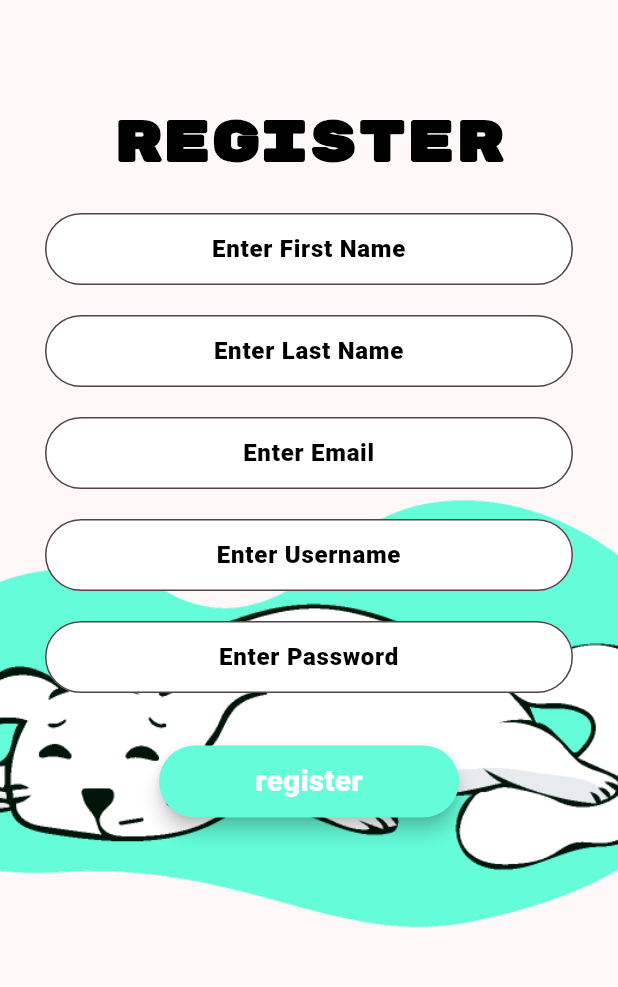
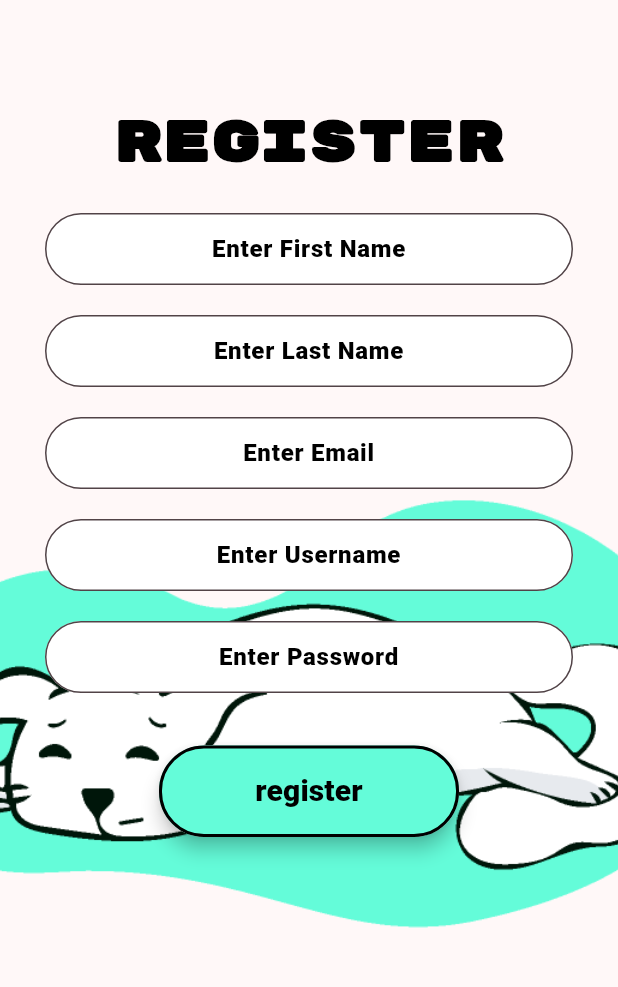
Before and after one commit to jphillips356/digital-ocean-app, a Flutter app: the register screen opened by its route, on a phone screen of 412 x 824 dp, the part 72-1059 px from its top. Run offline on Flutter 3.47's test engine with Material 3 defaults, Android fonts, the phone set to English and light mode, and no system bars; our stand-ins replace flutter_svg.

Commit message:
register

```diff
--- a/tracktion_mobile/lib/screens/register.dart
+++ b/tracktion_mobile/lib/screens/register.dart
@@ -466,19 +466,27 @@ class _registerPageState extends State<register> {
                   padding: const EdgeInsets.symmetric(vertical: 15.0),
                   child: Material(
                     elevation: 5.0,
-                    color: const Color.fromARGB(255, 100, 252, 217),
                     borderRadius: BorderRadius.circular(30.0),
-                    child: MaterialButton(
+                    child: OutlinedButton(
+                      style: OutlinedButton.styleFrom(
+                        padding: const EdgeInsets.symmetric(vertical: 16),
+                        minimumSize: const Size(200.0, 42.0),
+                        shape: RoundedRectangleBorder(
+                          borderRadius: BorderRadius.circular(30.0),
+                        ),
+                        backgroundColor:
+                            const Color.fromARGB(255, 100, 252, 217),
+                        side: const BorderSide(
+                            color: Colors.black, width: 2.0), // Black outline
+                      ),
                       onPressed:
                           _register, // Trigger the register function here
-                      minWidth: 200.0,
-                      height: 42.0,
                       child: const Text(
                         'register',
                         style: TextStyle(
                           fontFamily: 'Roboto',
                           fontSize: 20,
-                          color: Colors.white,
+                          color: Color.fromARGB(255, 0, 0, 0),
                         ),
                       ),
                     ),
```
